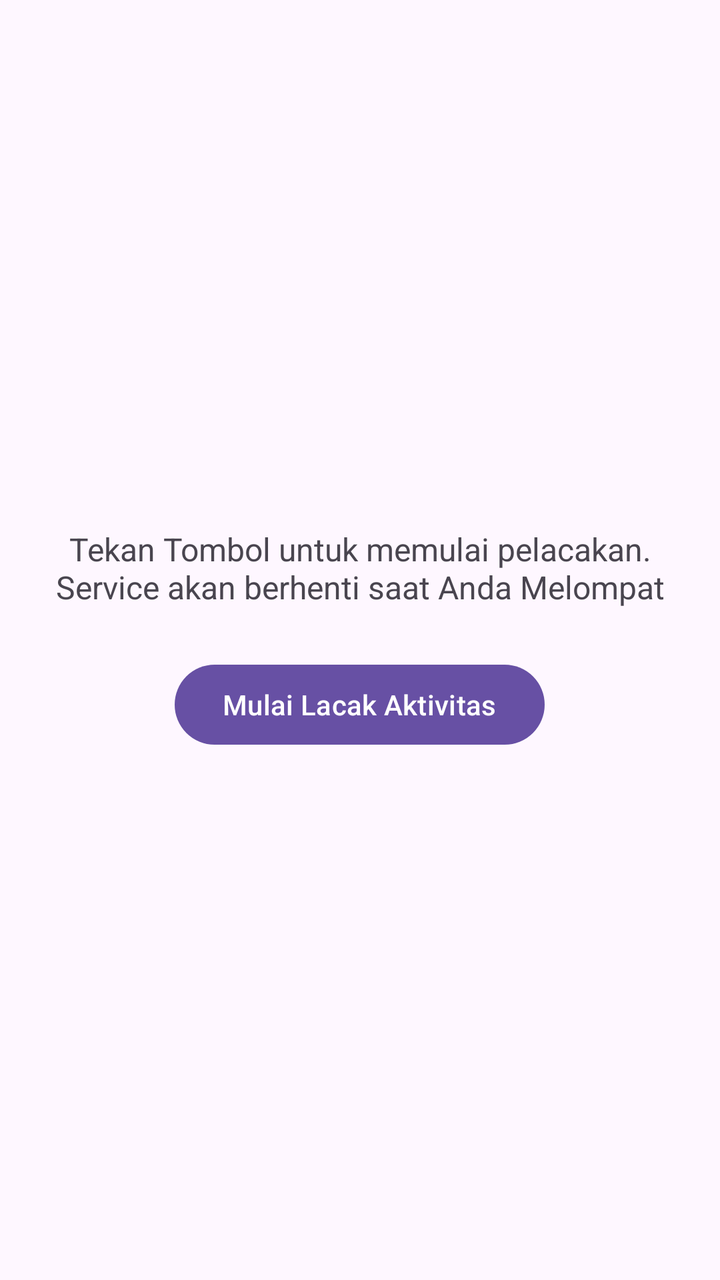
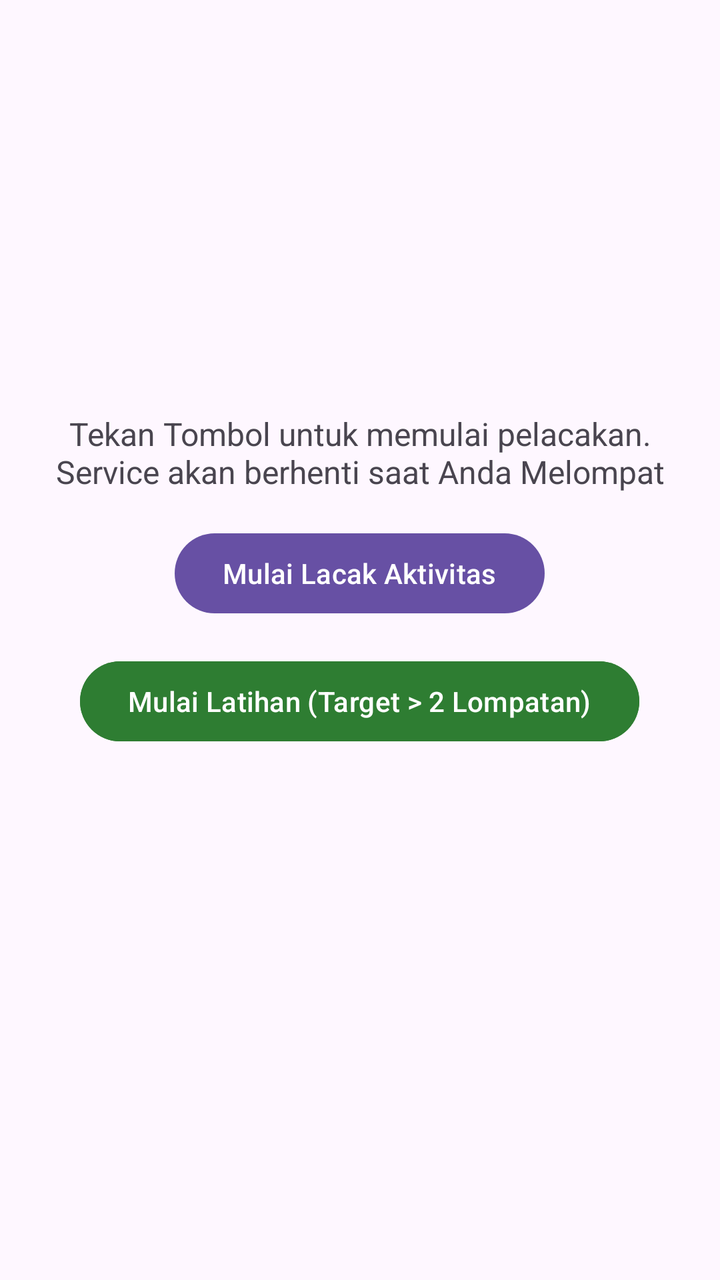

Two renders of the same Android screen: before a commit and after it. Below are the layout's source before the change and the commit's diff.
<!-- AndroidManifest.xml: application theme Theme.BackgroundServices -->
<!-- res/layout/activity_main.xml -->
<?xml version="1.0" encoding="utf-8"?>
<LinearLayout xmlns:android="http://schemas.android.com/apk/res/android"
    android:layout_width="match_parent"
    android:layout_height="match_parent"
    android:orientation="vertical"
    android:gravity="center"
    android:padding="24dp">

    <TextView
        android:id="@+id/statusTextView"
        android:layout_width="wrap_content"
        android:layout_height="wrap_content"
        android:text="Tekan Tombol untuk memulai pelacakan.\nService akan berhenti saat Anda Melompat"
        android:textAlignment="center"
        android:textSize="16sp"
        android:layout_marginBottom="24dp"/>

    <Button
        android:id="@+id/btnStart"
        android:layout_width="wrap_content"
        android:layout_height="wrap_content"
        android:text="Mulai Lacak Aktivitas" />

</LinearLayout>
<!-- resources referenced by this layout -->
<resources>
  <style name="Theme.BackgroundServices" parent="Base.Theme.BackgroundServices" />
  <style name="Base.Theme.BackgroundServices" parent="Theme.Material3.DayNight.NoActionBar">
          
          
      </style>
</resources>

<!-- the commit's change to res/layout/activity_main.xml (unified diff, before → after) -->
@@ -13,12 +13,32 @@
         android:text="Tekan Tombol untuk memulai pelacakan.\nService akan berhenti saat Anda Melompat"
         android:textAlignment="center"
         android:textSize="16sp"
-        android:layout_marginBottom="24dp"/>
+        android:layout_marginBottom="16dp"/>
 
+    
     <Button
         android:id="@+id/btnStart"
         android:layout_width="wrap_content"
         android:layout_height="wrap_content"
         android:text="Mulai Lacak Aktivitas" />
 
+    
+    <Button
+        android:id="@+id/btnTraining"
+        android:layout_width="wrap_content"
+        android:layout_height="wrap_content"
+        android:layout_marginTop="16dp"
+        android:backgroundTint="#2E7D32"
+        android:text="Mulai Latihan (Target > 2 Lompatan)" />
+
+    
+    <TextView
+        android:id="@+id/tvResult"
+        android:layout_width="wrap_content"
+        android:layout_height="wrap_content"
+        android:layout_marginTop="32dp"
+        android:textColor="#2E7D32"
+        android:textSize="20sp"
+        android:textStyle="bold" />
+
 </LinearLayout>
